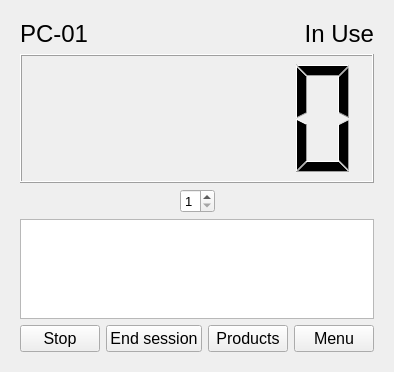
First picture: the form in system.ui, repository Mohsenhatami000/GameNet-Manager, before the edit.
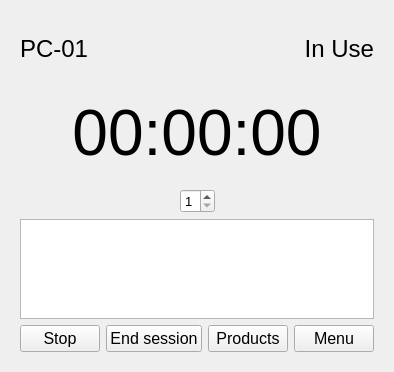
Second picture: the form after the edit.

Commit message: feat: implement timer

Patch:
```diff
--- a/system.ui
+++ b/system.ui
@@ -136,24 +136,25 @@
         </layout>
        </item>
        <item>
-        <widget class="QLCDNumber" name="lcdNumber_timer">
-         <property name="sizePolicy">
-          <sizepolicy hsizetype="Minimum" vsizetype="Minimum">
-           <horstretch>0</horstretch>
-           <verstretch>100</verstretch>
-          </sizepolicy>
-         </property>
+        <widget class="QLabel" name="label_Timer">
          <property name="minimumSize">
           <size>
            <width>120</width>
            <height>100</height>
           </size>
          </property>
-         <property name="sizeIncrement">
-          <size>
-           <width>0</width>
-           <height>10000</height>
-          </size>
+         <property name="font">
+          <font>
+           <family>MS UI Gothic</family>
+           <pointsize>48</pointsize>
+           <italic>false</italic>
+          </font>
+         </property>
+         <property name="text">
+          <string>00:00:00</string>
+         </property>
+         <property name="alignment">
+          <set>Qt::AlignmentFlag::AlignCenter</set>
          </property>
         </widget>
        </item>
```
The commit also changes 5 other files.
